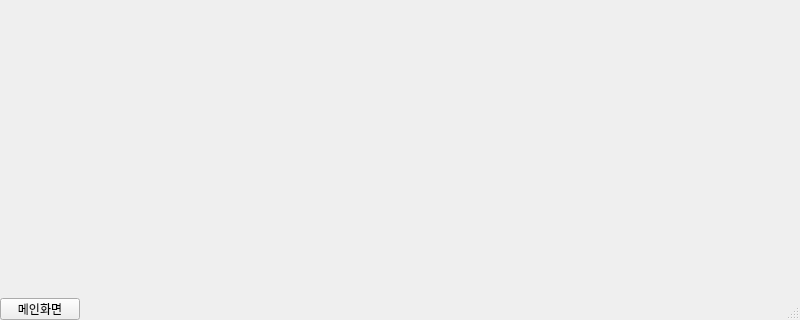
This is ui/main_window.ui in Glen-Lee-glitch/new_viewer as Qt 5 draws it before an edit; both pictures show x 0 to 800 and y 480 to 800 of the 800 by 800 pixel window. The edited form follows.
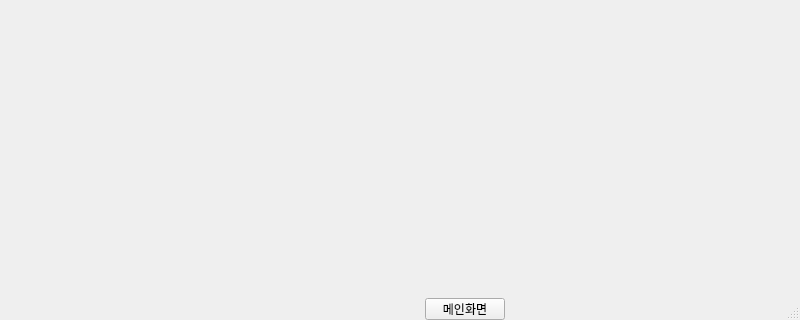
This is the edited form.

Commit message: feat(ui): 메인 윈도우와 PDF 로드 영역에 작업자 이름 표시를 위한 레이아웃 추가

```diff
--- a/ui/main_window.ui
+++ b/ui/main_window.ui
@@ -86,6 +86,30 @@
      <property name="bottomMargin">
       <number>0</number>
      </property>
+     <item>
+      <layout class="QHBoxLayout" name="horizontalLayout">
+       <item>
+        <widget class="QLabel" name="worker_label_2">
+         <property name="text">
+          <string/>
+         </property>
+        </widget>
+       </item>
+      </layout>
+     </item>
+     <item>
+      <spacer name="horizontalSpacer">
+       <property name="orientation">
+        <enum>Qt::Orientation::Horizontal</enum>
+       </property>
+       <property name="sizeHint" stdset="0">
+        <size>
+         <width>40</width>
+         <height>20</height>
+        </size>
+       </property>
+      </spacer>
+     </item>
      <item>
       <widget class="QPushButton" name="ui_push_button_reset">
        <property name="text">
```
Left out of the diff: 1 changed line with no effect on the pictures. The commit also changes 2 other files.
